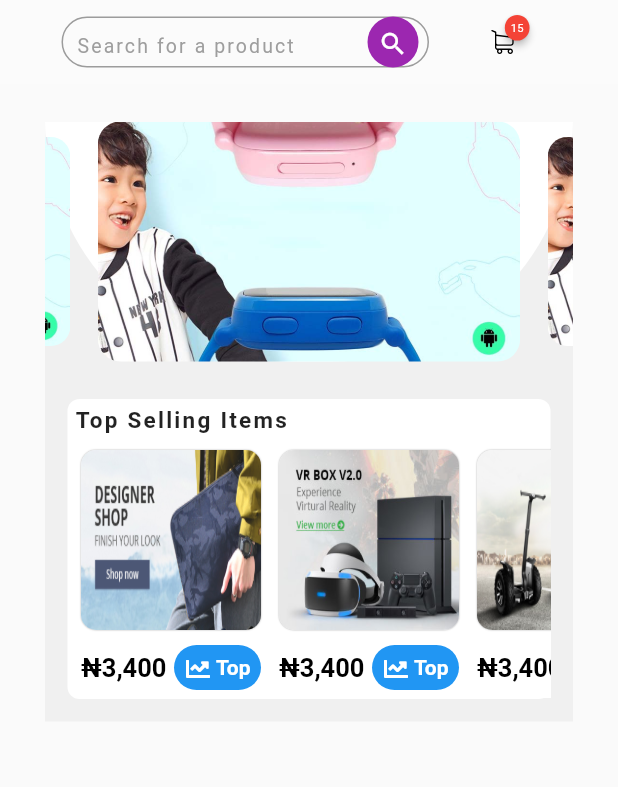
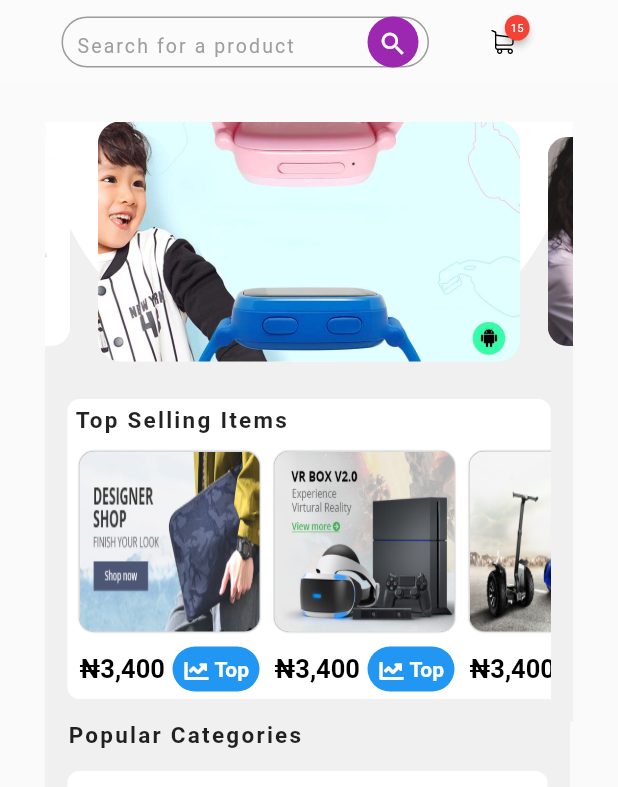
Before and after one commit to JideijeEmeka/shopping_app, a Flutter app: the screen it shows after launch, on a phone screen of 412 x 824 dp. Shown: the top 787 px of the screen. Run offline on Flutter 3.47's test engine with Material 2 defaults, Android fonts, the phone set to English and light mode, and no system bars; drawn by our look-alikes of badges, carousel_slider; our stand-ins replace flutter_svg, font_awesome_flutter.

Commit message:
Updated Top Selling Items Container

```diff
--- a/lib/models/sellingItems_model.dart
+++ b/lib/models/sellingItems_model.dart
@@ -20,7 +20,7 @@ List<Activity> activities = [
     items: [],
   ),
   Activity(
-    imageUrl: 'assets/images/3-slide-banner-1.jpg',
+    imageUrl: 'assets/images/blog-article-5.jpg',
     price: '₦3,400',
     items: [],
   ),
@@ -30,6 +30,21 @@ List<Activity> activities = [
       items: []),
   Activity(
     imageUrl: 'assets/images/main-slider-2-3.jpg',
+    price: '₦3,400',
+    items: [],
+  ),
+  Activity(
+    imageUrl: 'assets/images/2-megamenu_tool_equiment_banner_2.jpg',
+    price: '₦3,400',
+    items: [],
+  ),
+  Activity(
+    imageUrl: 'assets/images/2-smartphone-laptop-banner-1.jpg',
+    price: '₦3,400',
+    items: [],
+  ),
+  Activity(
+    imageUrl: 'assets/images/home-2-banner-1.jpg',
     price: '₦3,400',
     items: [],
   ),
@@ -56,4 +71,19 @@ List<SellingItems> sellingitems = [
     price: '₦3,400',
     activities: activities,
   ),
+  SellingItems(
+    imageUrl: 'assets/images/2-megamenu_tool_equiment_banner_2.jpg',
+    price: '₦3,400',
+    activities: activities,
+  ),
+  SellingItems(
+    imageUrl: 'assets/images/2-smartphone-laptop-banner-1.jpg',
+    price: '₦3,400',
+    activities: activities,
+  ),
+  SellingItems(
+    imageUrl: 'assets/images/blog-article-5.jpg',
+    price: '₦3,400',
+    activities: activities,
+  ),
 ];
--- /dev/null
+++ b/lib/views/homePageSlider.dart
@@ -0,0 +1,92 @@
+import 'package:carousel_slider/carousel_slider.dart';
+import 'package:flutter/material.dart';
+
+class HomePageSlider extends StatefulWidget {
+  @override
+  _HomePageSliderState createState() => _HomePageSliderState();
+}
+
+class _HomePageSliderState extends State<HomePageSlider> {
+  @override
+  Widget build(BuildContext context) {
+    return Stack(
+      children: [
+        Container(
+          height: 170,
+          margin: EdgeInsets.symmetric(horizontal: 30),
+          decoration: BoxDecoration(
+            color: Colors.grey.withOpacity(0.11),
+          ),
+        ),
+        Container(
+          height: 160,
+          margin: EdgeInsets.symmetric(horizontal: 30),
+          decoration: BoxDecoration(
+            color: Colors.white,
+            borderRadius: BorderRadius.only(
+                bottomLeft: Radius.circular(190),
+                bottomRight: Radius.circular(190)),
+          ),
+          child: ListView(
+            children: [
+              CarouselSlider(
+                items: [
+                  ClipRRect(
+                    borderRadius: BorderRadius.circular(15),
+                    child: Image.asset(
+                      'assets/images/mainslider.jpg',
+                      fit: BoxFit.cover,
+                      width: MediaQuery.of(context).size.width,
+                    ),
+                  ),
+                  ClipRRect(
+                    borderRadius: BorderRadius.circular(15),
+                    child: Image.asset(
+                      'assets/images/blog-article-5.jpg',
+                      fit: BoxFit.cover,
+                      width: MediaQuery.of(context).size.width,
+                    ),
+                  ),
+                  ClipRRect(
+                    borderRadius: BorderRadius.circular(15),
+                    child: Image.asset(
+                      'assets/images/fashion_07.jpg',
+                      fit: BoxFit.fill,
+                      width: MediaQuery.of(context).size.width,
+                    ),
+                  ),
+                  ClipRRect(
+                    borderRadius: BorderRadius.circular(15),
+                    child: Image.asset(
+                      'assets/images/main-slider-3-3.jpg',
+                      fit: BoxFit.cover,
+                      width: MediaQuery.of(context).size.width,
+                    ),
+                  ),
+                  ClipRRect(
+                    borderRadius: BorderRadius.circular(15),
+                    child: Image.asset(
+                      'assets/images/fashion_02.jpg',
+                      fit: BoxFit.fill,
+                      width: MediaQuery.of(context).size.width,
+                    ),
+                  ),
+                ],
+                options: CarouselOptions(
+                  enlargeCenterPage: true,
+                  autoPlay: true,
+                  enableInfiniteScroll: true,
+                  aspectRatio: 16 / 9,
+                  autoPlayCurve: Curves.fastOutSlowIn,
+                  autoPlayAnimationDuration: Duration(milliseconds: 800),
+                  viewportFraction: 0.8,
+                  height: 160,
+                ),
+              )
+            ],
+          ),
+        ),
+      ],
+    );
+  }
+}
--- a/lib/views/homescreen.dart
+++ b/lib/views/homescreen.dart
@@ -1,8 +1,8 @@
-import 'package:carousel_slider/carousel_slider.dart';
 import 'package:flutter/material.dart';
 import 'package:flutter/rendering.dart';
 import 'package:badges/badges.dart';
 import 'package:flutter_svg/svg.dart';
+import 'package:shopping_app/views/homePageSlider.dart';
 import 'package:shopping_app/views/selling_items_carousel.dart';
 
 class HomeScreen extends StatefulWidget {
@@ -45,7 +45,9 @@ class _HomeScreenState extends State<HomeScreen> {
                       contentPadding: EdgeInsets.all(10),
                       hintText: "Search for a product",
                       hintStyle: TextStyle(
-                        fontSize: 13, color: Colors.grey, letterSpacing: 1.4)),
+                          fontSize: 13,
+                          color: Colors.grey,
+                          letterSpacing: 1.4)),
                 ),
               ),
               IconButton(
@@ -81,58 +83,45 @@ class _HomeScreenState extends State<HomeScreen> {
               SizedBox(
                 height: 25,
               ),
-            Stack(
+              HomePageSlider(),
+              SellingItemsCarousel(),
+              Container(
+                color: Colors.grey.withOpacity(0.11),
+                margin: EdgeInsets.symmetric(horizontal: 30),
+                height: 230,
+                width: 350,
+                child: Column(
+                  crossAxisAlignment: CrossAxisAlignment.start,
                   children: [
                     Container(
-                  height: 170,
-                  margin: EdgeInsets.symmetric(horizontal: 30),
-                  decoration: BoxDecoration(
-                    color: Colors.grey.withOpacity(0.11),
-                  ),
+                      margin: EdgeInsets.symmetric(horizontal: 15),
+                      child: Text('Popular Categories',
+                          style: TextStyle(
+                            fontSize: 15,
+                            fontWeight: FontWeight.bold,
+                            letterSpacing: 1.5,
+                          )),
                     ),
                     Container(
-                  height: 160,
-                  margin: EdgeInsets.symmetric(horizontal: 30),
+                      height: 100,
+                      margin: EdgeInsets.all(15),
                       decoration: BoxDecoration(
+                        borderRadius: BorderRadius.circular(8),
                         color: Colors.white,
-                    borderRadius: BorderRadius.only(
-                        bottomLeft: Radius.circular(190),
-                        bottomRight: Radius.circular(190)),
                       ),
-                  child: ListView(
+                      child: Row(
                         children: [
-                      CarouselSlider(
-                        items: [
-                          ClipRRect(
-                            borderRadius: BorderRadius.circular(15),
-                            child: Image.asset(
-                              'assets/images/mainslider.jpg',
-                              fit: BoxFit.cover,
-                              width: MediaQuery.of(context).size.width,
-                            ),
-                          ),
-                        ],
-                        options: CarouselOptions(
-                          enlargeCenterPage: true,
-                          autoPlay: true,
-                          enableInfiniteScroll: true,
-                          aspectRatio: 16 / 9,
-                          autoPlayCurve: Curves.fastOutSlowIn,
-                          autoPlayAnimationDuration:
-                              Duration(milliseconds: 800),
-                          viewportFraction: 0.8,
-                          height: 160,
-                        ),
-                      )
+                          // Image.asset('name'),
+                          // Image.asset('name'),
+                          // Image.asset('name'),
                         ],
                       ),
                     ),
                   ],
                 ),
-            SellingItemsCarousel()
+              ),
             ],
           ),
-      ),
-    );
+        ));
   }
 }
--- a/lib/views/selling_items_carousel.dart
+++ b/lib/views/selling_items_carousel.dart
@@ -21,17 +21,13 @@ class _SellingItemsCarouselState extends State<SellingItemsCarousel> {
           borderRadius: BorderRadius.circular(8),
           color: Colors.white,
         ),
-        child: Column(children: [
+        child: Column(crossAxisAlignment: CrossAxisAlignment.start, children: [
           SizedBox(height: 5),
-          Row(
-            children: [
-              Text(" Top Selling Items",
-                  style: TextStyle(
-                      fontSize: 15,
-                      fontWeight: FontWeight.bold,
-                      letterSpacing: 1.5)),
-            ],
-          ),
+          Text(" Top Selling Items",
+              style: TextStyle(
+                  fontSize: 15,
+                  fontWeight: FontWeight.bold,
+                  letterSpacing: 1.5)),
           Expanded(
             child: Container(
                 height: 250,
@@ -42,7 +38,7 @@ class _SellingItemsCarouselState extends State<SellingItemsCarousel> {
                       SellingItems sellingItem = sellingitems[index];
                       return Container(
                         width: 130,
-                        margin: EdgeInsets.all(1),
+                        margin: EdgeInsets.all(0),
                         child: Stack(
                           alignment: Alignment.topCenter,
                           children: [
```
Also changed, not shown: assets/images/2-megamenu_tool_equiment_banner_2.jpg (added), assets/images/2-smartphone-laptop-banner-1.jpg (added), assets/images/blog-article-5.jpg (added), assets/images/main-slider-3-3.jpg (added). Lines whose indentation alone changed are shown as unchanged.
